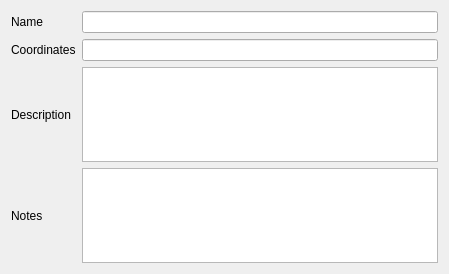
The window that qt-ui/simpledivesiteedit.ui (subsurface/subsurface) describes before a commit, drawn with Qt 5.
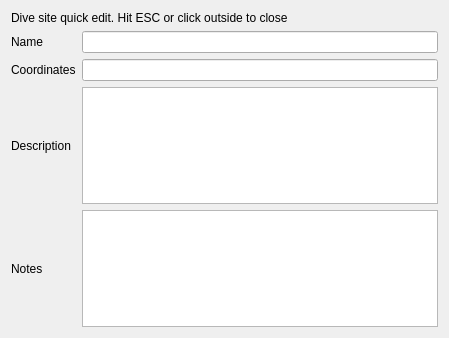
The same window after the commit.

Commit message: Dive site rewrite: add short explanation to quick dive site edit widget

The edit to the form file:
```diff
--- a/qt-ui/simpledivesiteedit.ui
+++ b/qt-ui/simpledivesiteedit.ui
@@ -7,52 +7,59 @@
     <x>0</x>
     <y>0</y>
     <width>449</width>
-    <height>274</height>
+    <height>338</height>
    </rect>
   </property>
   <property name="windowTitle">
    <string>Dialog</string>
   </property>
   <layout class="QGridLayout" name="gridLayout">
-   <item row="0" column="0">
+   <item row="1" column="0">
     <widget class="QLabel" name="label">
      <property name="text">
       <string>Name</string>
      </property>
     </widget>
    </item>
-   <item row="0" column="1">
+   <item row="1" column="1">
     <widget class="QLineEdit" name="diveSiteName"/>
    </item>
-   <item row="1" column="0">
+   <item row="2" column="0">
     <widget class="QLabel" name="label_2">
      <property name="text">
       <string>Coordinates</string>
      </property>
     </widget>
    </item>
-   <item row="1" column="1">
+   <item row="2" column="1">
     <widget class="QLineEdit" name="diveSiteCoordinates"/>
    </item>
-   <item row="2" column="0">
+   <item row="3" column="0">
     <widget class="QLabel" name="label_3">
      <property name="text">
       <string>Description</string>
      </property>
     </widget>
    </item>
-   <item row="3" column="0">
+   <item row="4" column="1">
+    <widget class="QPlainTextEdit" name="diveSiteNotes"/>
+   </item>
+   <item row="3" column="1">
+    <widget class="QPlainTextEdit" name="diveSiteDescription"/>
+   </item>
+   <item row="4" column="0">
     <widget class="QLabel" name="label_4">
      <property name="text">
       <string>Notes</string>
      </property>
     </widget>
    </item>
-   <item row="2" column="1">
-    <widget class="QPlainTextEdit" name="diveSiteDescription"/>
-   </item>
-   <item row="3" column="1">
-    <widget class="QPlainTextEdit" name="diveSiteNotes"/>
+   <item row="0" column="0" colspan="2">
+    <widget class="QLabel" name="label_5">
+     <property name="text">
+      <string>Dive site quick edit. Hit ESC or click outside to close</string>
+     </property>
+    </widget>
    </item>
   </layout>
  </widget>
```
